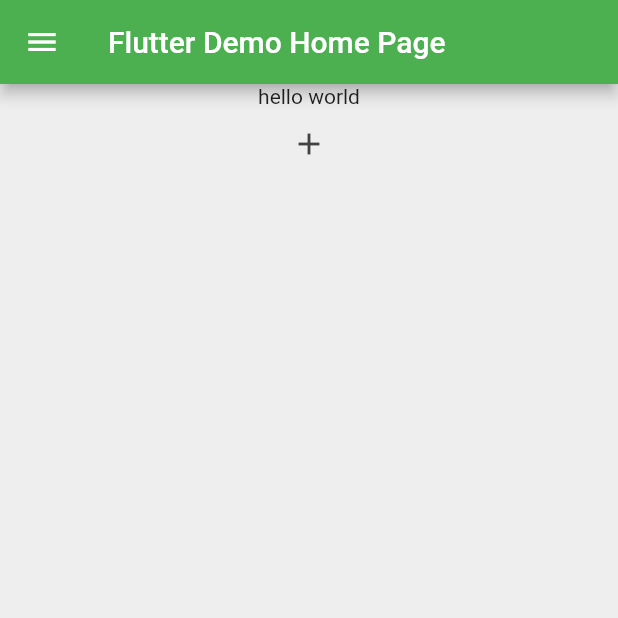
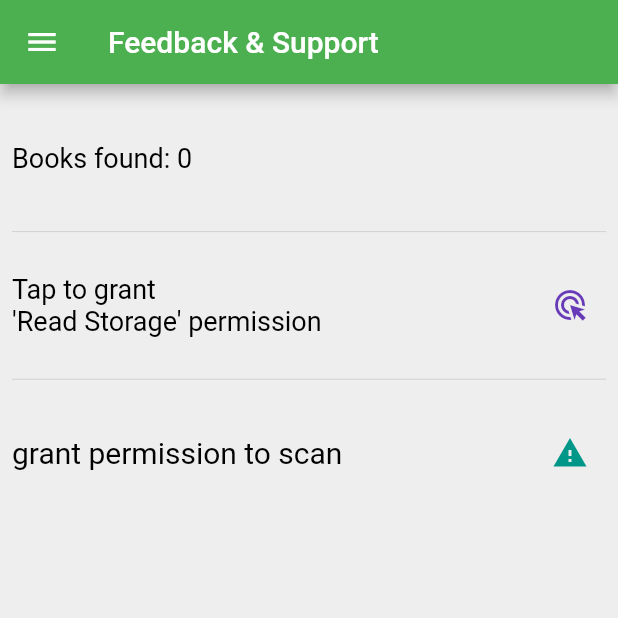
Before and after one commit to IvanShaptalov/FlashCardsReader, a Flutter app: the screen it shows after launch, on a phone screen of 412 x 824 dp, the top half of it. Run offline on Flutter 3.47's test engine with Material 2 defaults, Android fonts, the phone set to English and light mode, and no system bars; drawn by our look-alikes of overlay_support; our stand-ins replace bloc, flutter_bloc, flutter_spinkit, flutter_staggered_animations, flutter_tts, hive and 4 more; missing offline and left inert: external_path, fb2_parse, flutter_cached_pdfview, flutter_dialogs, pdfx, pick_or_save and 2 more; accounts and stored records are empty.

Commit message:
feat(): added menu and permissions to scan books

```diff
--- a/lib/main.dart
+++ b/lib/main.dart
@@ -4,8 +4,7 @@
 import 'package:flashcards_reader/util/checker.dart';
 import 'package:flashcards_reader/util/error_handler.dart';
 import 'package:flashcards_reader/views/config/view_config.dart';
-import 'package:flashcards_reader/views/menu/side_menu.dart';
-import 'package:flashcards_reader/views/parent_screen.dart';
+import 'package:flashcards_reader/views/feedback_support/feedback_support_page.dart';
 import 'package:flutter/material.dart';
 import 'package:overlay_support/overlay_support.dart';
 
@@ -14,6 +13,8 @@
 Future<bool> initAsync() async {
   bool ioInit = await LocalManager.initAsync();
   bool dbInit = await DataBase.initAsync();
+
+  BookScanner.init();
   debugPrint('db inited: $dbInit');
 
   TextToSpeechService.initTtsEngineAsync()
@@ -49,50 +50,10 @@
           iconTheme: IconThemeData(color: Palette.grey800),
           scaffoldBackgroundColor: Palette.grey200,
         ),
-        home: MyHomePage(title: 'Flutter Demo Home Page'),
+        home: FeedbackSupportPage(),
       ),
     );
   }
 }
 
 // ignore: must_be_immutable
-class MyHomePage extends ParentStatefulWidget {
-  MyHomePage({super.key, required this.title});
-  final String title;
-
-  @override
-  ParentState<MyHomePage> createState() => _MyHomePageState();
-}
-
-class _MyHomePageState extends ParentState<MyHomePage> {
-  double appBarHeight = 0;
-
-  @override
-  Widget build(BuildContext context, {Widget? page}) {
-    /// ===============================================[Create page]===============================
-    var appBar = AppBar(
-      title: Text(widget.title),
-    );
-    appBarHeight = appBar.preferredSize.height;
-
-    bindPage(Scaffold(
-      appBar: appBar,
-      body: Center(
-          child: Column(
-        children: [
-          const Text('hello world'),
-          IconButton(
-              onPressed: () {
-                BookScanner.scan();
-              },
-              icon: const Icon(Icons.add))
-        ],
-      )),
-      drawer: SideMenu(appBarHeight),
-    ));
-
-    /// ===============================================[Select design via context]===============================
-
-    return super.build(context);
-  }
-}
--- a/lib/model/entities/reader/book_scanner.dart
+++ b/lib/model/entities/reader/book_scanner.dart
@@ -11,17 +11,31 @@
 import 'package:flashcards_reader/util/error_handler.dart';
 import 'package:flashcards_reader/util/checker.dart';
 import 'package:flashcards_reader/views/overlay_notification.dart';
+import 'package:flutter/material.dart';
 import 'package:permission_handler/permission_handler.dart';
 
 import 'book_model.dart';
 
 // TODO test on old android device
 class BookScanner {
+  static Future<void> init() async {
+    getStatus();
+  }
+
+  static Future<void> getStatus() async {
+    manageExternalStoragePermission.value =
+        await Permission.manageExternalStorage.status.isGranted;
+  }
+
+  static ValueNotifier<bool> manageExternalStoragePermission =
+      ValueNotifier(false);
+
   static Future<bool> getFilePermission() async {
     var status = await Permission.manageExternalStorage.status;
     if (!status.isGranted) {
       await Permission.manageExternalStorage.request();
     }
+    manageExternalStoragePermission.value = status.isGranted;
     return status.isGranted;
   }
 
--- a/lib/util/checker.dart
+++ b/lib/util/checker.dart
@@ -1,3 +1,4 @@
+import 'package:flashcards_reader/model/entities/reader/book_scanner.dart';
 import 'package:path/path.dart' as p;
 import 'dart:io';
 
@@ -14,10 +15,8 @@
     return p.basename(path);
   }
 
-
   /// =========================[Internet]========================
   static bool isConnected = true;
-
 
   static Future<bool> connected() async {
     try {
@@ -39,7 +38,8 @@
     debugPrintIt('start checking internet connection');
     bool connectionIsLost = false;
     while (true) {
-      debugPrintIt('check');
+      BookScanner.getStatus();
+      debugPrintIt('check connection and permission');
       await Future.delayed(const Duration(seconds: 3));
       // send once notification about internet connection back
       if (await Checker.connected() && connectionIsLost) {
@@ -60,7 +60,7 @@
   }
 
   ///=========================[ANDROIDVERSION]=================
-  static int androidVersion(){
+  static int androidVersion() {
     return 0;
   }
 }
--- /dev/null
+++ b/lib/views/feedback_support/feedback_support_page.dart
@@ -0,0 +1,159 @@
+import 'package:flashcards_reader/bloc/book_listing_bloc/book_listing_bloc.dart';
+import 'package:flashcards_reader/model/entities/reader/book_scanner.dart';
+import 'package:flashcards_reader/views/config/view_config.dart';
+import 'package:flashcards_reader/views/menu/side_menu.dart';
+import 'package:flashcards_reader/views/overlay_notification.dart';
+import 'package:flashcards_reader/views/parent_screen.dart';
+import 'package:flutter/material.dart';
+import 'package:flutter_bloc/flutter_bloc.dart';
+
+// ignore: must_be_immutable
+class FeedbackSupportPage extends ParentStatefulWidget {
+  FeedbackSupportPage({super.key});
+
+  @override
+  ParentState<FeedbackSupportPage> createState() => _FeedbackSupportPageState();
+}
+
+class _FeedbackSupportPageState extends ParentState<FeedbackSupportPage> {
+  @override
+  Widget build(BuildContext context) {
+    return BlocProvider(
+        create: (_) => BookBloc(), child: FeedbackSupportPageView());
+  }
+}
+
+// ignore: must_be_immutable
+class FeedbackSupportPageView extends ParentStatefulWidget {
+  FeedbackSupportPageView({super.key});
+
+  @override
+  ParentState<FeedbackSupportPageView> createState() => _MyHomePageState();
+}
+
+class _MyHomePageState extends ParentState<FeedbackSupportPageView> {
+  double appBarHeight = 0;
+
+  @override
+  void initState() {
+    // BookScanner.manageExternalStoragePermission.addListener()
+    super.initState();
+  }
+
+  @override
+  Widget build(BuildContext context, {Widget? page}) {
+    /// ===============================================[Create page]===============================
+    var appBar = AppBar(
+      title: const Text('Feedback & Support'),
+    );
+    double lineHeight = SizeConfig.getMediaHeight(context, p: 0.1);
+    appBarHeight = appBar.preferredSize.height;
+    bindPage(Scaffold(
+      appBar: appBar,
+      body: Center(
+          child: Padding(
+        padding: const EdgeInsets.all(8.0),
+        child: Column(
+          children: [
+            SizedBox(
+              height: lineHeight,
+              child: Align(
+                alignment: Alignment.centerLeft,
+                child: Text(
+                  'Books found: ${BlocProvider.of<BookBloc>(context).state.books.length}',
+                  style: FontConfigs.h2TextStyleBlack,
+                ),
+              ),
+            ),
+            const Divider(),
+            SizedBox(
+              height: lineHeight,
+              child: Align(
+                  alignment: Alignment.centerLeft,
+                  child: ValueListenableBuilder(
+                      valueListenable:
+                          BookScanner.manageExternalStoragePermission,
+                      builder: (BuildContext context, bool isGranted,
+                          Widget? child) {
+                        return Row(
+                          mainAxisAlignment: MainAxisAlignment.spaceBetween,
+                          children: [
+                            Text(
+                              '${!isGranted ? "Tap to grant \n'Read Storage' permission" : "'Read Storage' permission granted"} ',
+                              style: FontConfigs.h2TextStyleBlack,
+                            ),
+                            isGranted
+                                ? IconButton(
+                                    icon: Icon(Icons.check,
+                                        color: Palette.green300Primary),
+                                    onPressed: () {
+                                      OverlayNotificationProvider
+                                          .showOverlayNotification(
+                                              'permission already granted');
+                                      setState(() {});
+                                    })
+                                : IconButton(
+                                    icon: Icon(Icons.ads_click,
+                                        color: Palette.deepPurple),
+                                    onPressed: () async {
+                                      await BookScanner.getFilePermission();
+                                      setState(() {});
+                                    },
+                                  )
+                          ],
+                        );
+                      })),
+            ),
+            const Divider(),
+            SizedBox(
+              height: lineHeight,
+              child: ValueListenableBuilder(
+                  valueListenable: BookScanner.manageExternalStoragePermission,
+                  builder:
+                      (BuildContext context, bool isGranted, Widget? child) {
+                    return Row(
+                      mainAxisAlignment: MainAxisAlignment.spaceBetween,
+                      children: [
+                        Align(
+                          alignment: Alignment.centerLeft,
+                          child: Text(
+                            isGranted
+                                ? 'scan now to find books'
+                                : 'grant permission to scan',
+                            style: FontConfigs.h1TextStyle,
+                          ),
+                        ),
+                        isGranted
+                            ? IconButton(
+                                onPressed: () {
+                                  BookScanner.scan();
+                                },
+                                icon: const Icon(
+                                  Icons.find_replace_outlined,
+                                ))
+                            : IconButton(
+                                onPressed: () {
+                                  OverlayNotificationProvider
+                                      .showOverlayNotification(
+                                          'grant permission to scan');
+                                },
+                                icon: Icon(
+                                  Icons.warning,
+                                  color: Palette.teal,
+                                )),
+                      ],
+                    );
+                  }),
+            )
+
+          ],
+        ),
+      )),
+      drawer: SideMenu(appBarHeight),
+    ));
+
+    /// ===============================================[Select design via context]===============================
+
+    return super.build(context);
+  }
+}
--- a/lib/views/menu/side_menu.dart
+++ b/lib/views/menu/side_menu.dart
@@ -1,3 +1,4 @@
+import 'package:flashcards_reader/views/feedback_support/feedback_support_page.dart';
 import 'package:flashcards_reader/views/reader/tabs/book_catalog.dart';
 import 'package:flashcards_reader/util/router.dart';
 import 'package:flashcards_reader/views/config/view_config.dart';
@@ -95,8 +96,10 @@
           ),
           ListTile(
             leading: Icon(Icons.feedback, size: ConfigMenu.iconSize),
-            title: const Text('Feedback and Support'),
-            onTap: () {},
+            title: const Text('Feedback & Support'),
+            onTap: () {
+              MyRouter.pushPageReplacement(context, FeedbackSupportPage());
+            },
           ),
         ],
       ),
```
